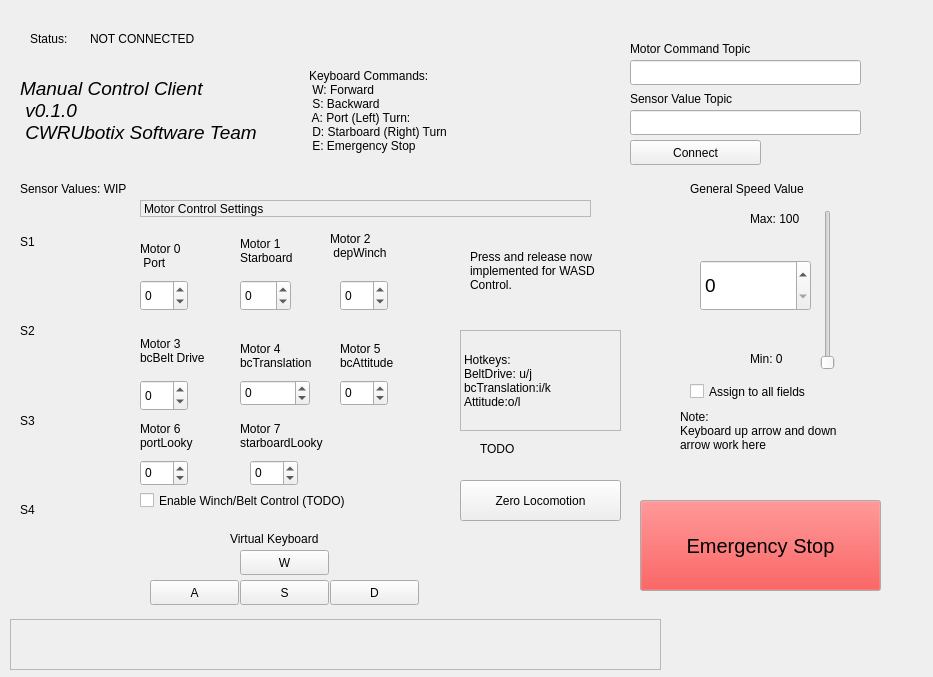
CWRUbotix/NASA-RMC-2019, file client/resource/MyPlugin.ui: the form before one commit.
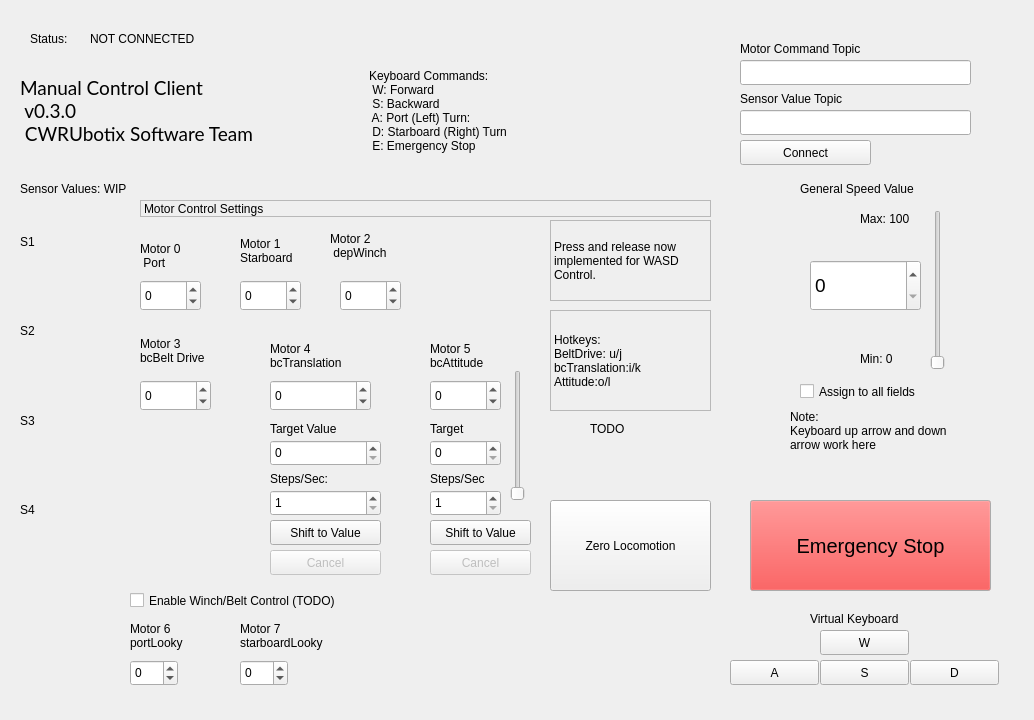
The form after the commit.

Diff of the .ui file:
```diff
--- a/client/resource/MyPlugin.ui
+++ b/client/resource/MyPlugin.ui
@@ -6,8 +6,8 @@
    <rect>
     <x>0</x>
     <y>0</y>
-    <width>933</width>
-    <height>677</height>
+    <width>1034</width>
+    <height>720</height>
    </rect>
   </property>
   <property name="focusPolicy">
@@ -59,7 +59,7 @@
   <widget class="QPushButton" name="connect_button">
    <property name="geometry">
     <rect>
-     <x>630</x>
+     <x>740</x>
      <y>140</y>
      <width>131</width>
      <height>25</height>
@@ -74,7 +74,7 @@
     <rect>
      <x>20</x>
      <y>50</y>
-     <width>571</width>
+     <width>691</width>
      <height>121</height>
     </rect>
    </property>
@@ -83,13 +83,19 @@
      <widget class="QLabel" name="label_status2">
       <property name="font">
        <font>
+        <family>Lato</family>
         <pointsize>14</pointsize>
-        <italic>true</italic>
+        <weight>50</weight>
+        <italic>false</italic>
+        <bold>false</bold>
        </font>
       </property>
+      <property name="autoFillBackground">
+       <bool>false</bool>
+      </property>
       <property name="text">
        <string>Manual Control Client 
- v0.1.0 
+ v0.3.0 
  CWRUbotix Software Team</string>
       </property>
      </widget>
@@ -114,7 +120,7 @@
   <widget class="QSlider" name="general_speed_slider">
    <property name="geometry">
     <rect>
-     <x>820</x>
+     <x>930</x>
      <y>210</y>
      <width>16</width>
      <height>160</height>
@@ -146,7 +152,7 @@
   <widget class="QLineEdit" name="service_name_textbox">
    <property name="geometry">
     <rect>
-     <x>630</x>
+     <x>740</x>
      <y>60</y>
      <width>231</width>
      <height>25</height>
@@ -159,7 +165,7 @@
   <widget class="QPushButton" name="emergency_stop_button">
    <property name="geometry">
     <rect>
-     <x>640</x>
+     <x>750</x>
      <y>500</y>
      <width>241</width>
      <height>91</height>
@@ -278,7 +284,7 @@
   <widget class="QLabel" name="label_vertical_max">
    <property name="geometry">
     <rect>
-     <x>750</x>
+     <x>860</x>
      <y>210</y>
      <width>67</width>
      <height>17</height>
@@ -291,7 +297,7 @@
   <widget class="QLabel" name="label_vertical_min">
    <property name="geometry">
     <rect>
-     <x>750</x>
+     <x>860</x>
      <y>350</y>
      <width>67</width>
      <height>17</height>
@@ -306,7 +312,7 @@
     <rect>
      <x>140</x>
      <y>280</y>
-     <width>48</width>
+     <width>61</width>
      <height>31</height>
     </rect>
    </property>
@@ -325,7 +331,7 @@
     <rect>
      <x>240</x>
      <y>280</y>
-     <width>51</width>
+     <width>61</width>
      <height>31</height>
     </rect>
    </property>
@@ -344,7 +350,7 @@
     <rect>
      <x>340</x>
      <y>280</y>
-     <width>48</width>
+     <width>61</width>
      <height>31</height>
     </rect>
    </property>
@@ -352,10 +358,10 @@
     <enum>Qt::WheelFocus</enum>
    </property>
    <property name="minimum">
-    <number>-100</number>
+    <number>-30</number>
    </property>
    <property name="maximum">
-    <number>100</number>
+    <number>30</number>
    </property>
   </widget>
   <widget class="QSpinBox" name="motor3_spinbox">
@@ -363,7 +369,7 @@
     <rect>
      <x>140</x>
      <y>380</y>
-     <width>48</width>
+     <width>71</width>
      <height>31</height>
     </rect>
    </property>
@@ -393,7 +399,7 @@
   <widget class="QLabel" name="label_7">
    <property name="geometry">
     <rect>
-     <x>630</x>
+     <x>740</x>
      <y>40</y>
      <width>201</width>
      <height>17</height>
@@ -406,7 +412,7 @@
   <widget class="QLabel" name="label_8">
    <property name="geometry">
     <rect>
-     <x>630</x>
+     <x>740</x>
      <y>90</y>
      <width>161</width>
      <height>17</height>
@@ -419,7 +425,7 @@
   <widget class="QLineEdit" name="lineEdit">
    <property name="geometry">
     <rect>
-     <x>630</x>
+     <x>740</x>
      <y>110</y>
      <width>231</width>
      <height>25</height>
@@ -444,7 +450,7 @@
     <rect>
      <x>140</x>
      <y>200</y>
-     <width>451</width>
+     <width>571</width>
      <height>17</height>
     </rect>
    </property>
@@ -526,8 +532,8 @@
   <widget class="QPushButton" name="w_button">
    <property name="geometry">
     <rect>
-     <x>240</x>
-     <y>550</y>
+     <x>820</x>
+     <y>630</y>
      <width>89</width>
      <height>25</height>
     </rect>
@@ -539,8 +545,8 @@
   <widget class="QPushButton" name="a_button">
    <property name="geometry">
     <rect>
-     <x>150</x>
-     <y>580</y>
+     <x>730</x>
+     <y>660</y>
      <width>89</width>
      <height>25</height>
     </rect>
@@ -552,8 +558,8 @@
   <widget class="QPushButton" name="s_button">
    <property name="geometry">
     <rect>
-     <x>240</x>
-     <y>580</y>
+     <x>820</x>
+     <y>660</y>
      <width>89</width>
      <height>25</height>
     </rect>
@@ -565,8 +571,8 @@
   <widget class="QPushButton" name="d_button">
    <property name="geometry">
     <rect>
-     <x>330</x>
-     <y>580</y>
+     <x>910</x>
+     <y>660</y>
      <width>89</width>
      <height>25</height>
     </rect>
@@ -578,8 +584,8 @@
   <widget class="QLabel" name="label_11">
    <property name="geometry">
     <rect>
-     <x>230</x>
-     <y>530</y>
+     <x>810</x>
+     <y>610</y>
      <width>121</width>
      <height>17</height>
     </rect>
@@ -591,7 +597,7 @@
   <widget class="QLabel" name="label_6">
    <property name="geometry">
     <rect>
-     <x>690</x>
+     <x>800</x>
      <y>180</y>
      <width>151</width>
      <height>17</height>
@@ -604,7 +610,7 @@
   <widget class="QSpinBox" name="general_speed_spinbox">
    <property name="geometry">
     <rect>
-     <x>700</x>
+     <x>810</x>
      <y>260</y>
      <width>111</width>
      <height>51</height>
@@ -628,7 +634,7 @@
   <widget class="QLabel" name="label_12">
    <property name="geometry">
     <rect>
-     <x>240</x>
+     <x>270</x>
      <y>340</y>
      <width>91</width>
      <height>31</height>
@@ -642,10 +648,11 @@
   <widget class="QSpinBox" name="motor4_spinbox">
    <property name="geometry">
     <rect>
-     <x>240</x>
+     <x>270</x>
      <y>380</y>
-     <width>70</width>
-     <height>26</height>
+     <width>101</width>
+     <height>31</height>
+
     </rect>
    </property>
    <property name="focusPolicy">
@@ -655,13 +662,16 @@
     <number>-999</number>
    </property>
    <property name="maximum">
-    <number>999</number>
+    <number>800</number>
+   </property>
+   <property name="singleStep">
+    <number>10</number>
    </property>
   </widget>
   <widget class="QLabel" name="label_13">
    <property name="geometry">
     <rect>
-     <x>340</x>
+     <x>430</x>
      <y>340</y>
      <width>81</width>
      <height>31</height>
@@ -675,23 +685,23 @@
   <widget class="QSpinBox" name="motor5_spinbox">
    <property name="geometry">
     <rect>
-     <x>340</x>
+     <x>430</x>
      <y>380</y>
-     <width>48</width>
-     <height>26</height>
+     <width>71</width>
+     <height>31</height>
     </rect>
    </property>
    <property name="focusPolicy">
     <enum>Qt::WheelFocus</enum>
    </property>
    <property name="minimum">
-    <number>-100</number>
+    <number>-10</number>
    </property>
   </widget>
   <widget class="QLabel" name="label_14">
    <property name="geometry">
     <rect>
-     <x>680</x>
+     <x>790</x>
      <y>400</y>
      <width>181</width>
      <height>61</height>
@@ -708,7 +718,7 @@
   <widget class="QCheckBox" name="general_assign_checkbox">
    <property name="geometry">
     <rect>
-     <x>690</x>
+     <x>800</x>
      <y>380</y>
      <width>151</width>
      <height>23</height>
@@ -724,8 +734,8 @@
   <widget class="QLabel" name="label_15">
    <property name="geometry">
     <rect>
-     <x>140</x>
-     <y>420</y>
+     <x>130</x>
+     <y>620</y>
      <width>81</width>
      <height>31</height>
     </rect>
@@ -739,7 +749,7 @@
    <property name="geometry">
     <rect>
      <x>240</x>
-     <y>420</y>
+     <y>620</y>
      <width>141</width>
      <height>31</height>
     </rect>
@@ -752,8 +762,8 @@
   <widget class="QSpinBox" name="motor6_spinbox">
    <property name="geometry">
     <rect>
-     <x>140</x>
-     <y>460</y>
+     <x>130</x>
+     <y>660</y>
      <width>48</width>
      <height>26</height>
     </rect>
@@ -768,8 +778,8 @@
   <widget class="QSpinBox" name="motor7_spinbox">
    <property name="geometry">
     <rect>
-     <x>250</x>
-     <y>460</y>
+     <x>240</x>
+     <y>660</y>
      <width>48</width>
      <height>26</height>
     </rect>
@@ -784,8 +794,8 @@
   <widget class="QLabel" name="label_17">
    <property name="geometry">
     <rect>
-     <x>460</x>
-     <y>330</y>
+     <x>550</x>
+     <y>310</y>
      <width>161</width>
      <height>101</height>
     </rect>
@@ -806,8 +816,8 @@
   <widget class="QCheckBox" name="enable_winchbelt_checkbox">
    <property name="geometry">
     <rect>
-     <x>140</x>
-     <y>490</y>
+     <x>130</x>
+     <y>590</y>
      <width>261</width>
      <height>21</height>
     </rect>
@@ -819,34 +829,11 @@
     <string>Enable Winch/Belt Control (TODO)</string>
    </property>
   </widget>
-  <widget class="QScrollArea" name="scrollArea">
-   <property name="geometry">
-    <rect>
-     <x>10</x>
-     <y>619</y>
-     <width>651</width>
-     <height>51</height>
-    </rect>
-   </property>
-   <property name="widgetResizable">
-    <bool>true</bool>
-   </property>
-   <widget class="QWidget" name="scrollAreaWidgetContents">
-    <property name="geometry">
-     <rect>
-      <x>0</x>
-      <y>0</y>
-      <width>649</width>
-      <height>49</height>
-     </rect>
-    </property>
-   </widget>
-  </widget>
   <widget class="QLabel" name="label_18">
    <property name="geometry">
     <rect>
-     <x>480</x>
-     <y>440</y>
+     <x>590</x>
+     <y>420</y>
      <width>67</width>
      <height>17</height>
     </rect>
@@ -858,12 +845,18 @@
   <widget class="QLabel" name="label_19">
    <property name="geometry">
     <rect>
-     <x>470</x>
-     <y>230</y>
-     <width>151</width>
+     <x>550</x>
+     <y>220</y>
+     <width>161</width>
      <height>81</height>
     </rect>
    </property>
+   <property name="frameShape">
+    <enum>QFrame::StyledPanel</enum>
+   </property>
+   <property name="frameShadow">
+    <enum>QFrame::Raised</enum>
+   </property>
    <property name="text">
     <string>Press and release now implemented for WASD Control.</string>
    </property>
@@ -874,16 +867,200 @@
   <widget class="QPushButton" name="zero_locomotion_button">
    <property name="geometry">
     <rect>
-     <x>460</x>
-     <y>480</y>
+     <x>550</x>
+     <y>500</y>
      <width>161</width>
-     <height>41</height>
+     <height>91</height>
     </rect>
    </property>
    <property name="text">
     <string>Zero Locomotion</string>
    </property>
   </widget>
+  <widget class="QPushButton" name="start_shift_button">
+   <property name="geometry">
+    <rect>
+     <x>270</x>
+     <y>520</y>
+     <width>111</width>
+     <height>25</height>
+    </rect>
+   </property>
+   <property name="text">
+    <string>Shift to Value</string>
+   </property>
+  </widget>
+  <widget class="QSpinBox" name="target_translate_spinbox">
+   <property name="geometry">
+    <rect>
+     <x>270</x>
+     <y>440</y>
+     <width>111</width>
+     <height>26</height>
+    </rect>
+   </property>
+   <property name="maximum">
+    <number>1000</number>
+   </property>
+  </widget>
+  <widget class="QLabel" name="label_20">
+   <property name="geometry">
+    <rect>
+     <x>270</x>
+     <y>470</y>
+     <width>141</width>
+     <height>17</height>
+    </rect>
+   </property>
+   <property name="text">
+    <string>Steps/Sec:</string>
+   </property>
+  </widget>
+  <widget class="QSpinBox" name="steps_per_sec_spinbox">
+   <property name="geometry">
+    <rect>
+     <x>270</x>
+     <y>490</y>
+     <width>111</width>
+     <height>26</height>
+    </rect>
+   </property>
+   <property name="minimum">
+    <number>1</number>
+   </property>
+   <property name="maximum">
+    <number>50</number>
+   </property>
+  </widget>
+  <widget class="QLabel" name="label_21">
+   <property name="geometry">
+    <rect>
+     <x>270</x>
+     <y>420</y>
+     <width>101</width>
+     <height>17</height>
+    </rect>
+   </property>
+   <property name="text">
+    <string>Target Value</string>
+   </property>
+  </widget>
+  <widget class="QPushButton" name="translate_cancel_button">
+   <property name="enabled">
+    <bool>false</bool>
+   </property>
+   <property name="geometry">
+    <rect>
+     <x>270</x>
+     <y>550</y>
+     <width>111</width>
+     <height>25</height>
+    </rect>
+   </property>
+   <property name="text">
+    <string>Cancel</string>
+   </property>
+   <property name="checkable">
+    <bool>false</bool>
+   </property>
+  </widget>
+  <widget class="QSlider" name="attitude_slider">
+   <property name="geometry">
+    <rect>
+     <x>510</x>
+     <y>370</y>
+     <width>16</width>
+     <height>131</height>
+    </rect>
+   </property>
+   <property name="orientation">
+    <enum>Qt::Vertical</enum>
+   </property>
+  </widget>
+  <widget class="QSpinBox" name="target_attitude_spinbox">
+   <property name="geometry">
+    <rect>
+     <x>430</x>
+     <y>440</y>
+     <width>71</width>
+     <height>26</height>
+    </rect>
+   </property>
+   <property name="maximum">
+    <number>60</number>
+   </property>
+  </widget>
+  <widget class="QSpinBox" name="steps_attitude_spinbox">
+   <property name="geometry">
+    <rect>
+     <x>430</x>
+     <y>490</y>
+     <width>71</width>
+     <height>26</height>
+    </rect>
+   </property>
+   <property name="minimum">
+    <number>1</number>
+   </property>
+   <property name="maximum">
+    <number>30</number>
+   </property>
+  </widget>
+  <widget class="QLabel" name="label_22">
+   <property name="geometry">
+    <rect>
+     <x>430</x>
+     <y>420</y>
+     <width>67</width>
+     <height>17</height>
+    </rect>
+   </property>
+   <property name="text">
+    <string>Target</string>
+   </property>
+  </widget>
+  <widget class="QLabel" name="label_23">
+   <property name="geometry">
+    <rect>
+     <x>430</x>
+     <y>470</y>
+     <width>67</width>
+     <height>17</height>
+    </rect>
+   </property>
+   <property name="text">
+    <string>Steps/Sec</string>
+   </property>
+  </widget>
+  <widget class="QPushButton" name="attitude_shift_button">
+   <property name="geometry">
+    <rect>
+     <x>430</x>
+     <y>520</y>
+     <width>101</width>
+     <height>25</height>
+    </rect>
+   </property>
+   <property name="text">
+    <string>Shift to Value</string>
+   </property>
+  </widget>
+  <widget class="QPushButton" name="attitude_shift_cancel_button">
+   <property name="enabled">
+    <bool>false</bool>
+   </property>
+   <property name="geometry">
+    <rect>
+     <x>430</x>
+     <y>550</y>
+     <width>101</width>
+     <height>25</height>
+    </rect>
+   </property>
+   <property name="text">
+    <string>Cancel</string>
+   </property>
+  </widget>
  </widget>
  <resources/>
  <connections/>
```
